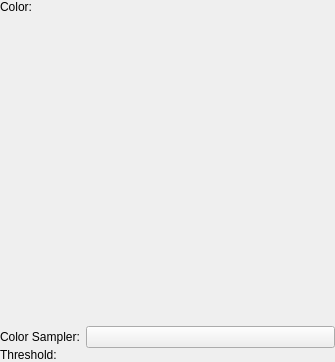
Before: the Qt Designer form plugins/filters/colors/wdgcolortoalphabase.ui in KDE/krita, drawn with Qt 5.
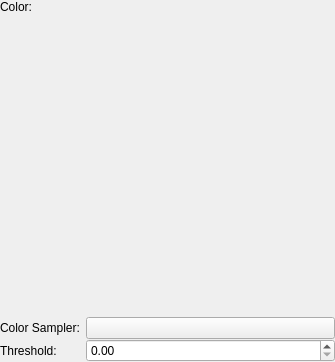
After: the same form once the commit is applied. Custom widgets are drawn as their Qt base class.

Commit message:
ui: Fix Designer not rendering KisDoubleSliderSpinBox as QDoubleSpinBox
Part-of: <https://invent.kde.org/graphics/krita/-/merge_requests/1742>

Patch:
```diff
--- a/plugins/filters/colors/wdgcolortoalphabase.ui
+++ b/plugins/filters/colors/wdgcolortoalphabase.ui
@@ -208,7 +208,7 @@
   </customwidget>
   <customwidget>
    <class>KisDoubleSliderSpinBox</class>
-   <extends>QWidget</extends>
+   <extends>QDoubleSpinBox</extends>
    <header>kis_slider_spin_box.h</header>
    <container>1</container>
   </customwidget>
```
The commit also changes 54 other files.
